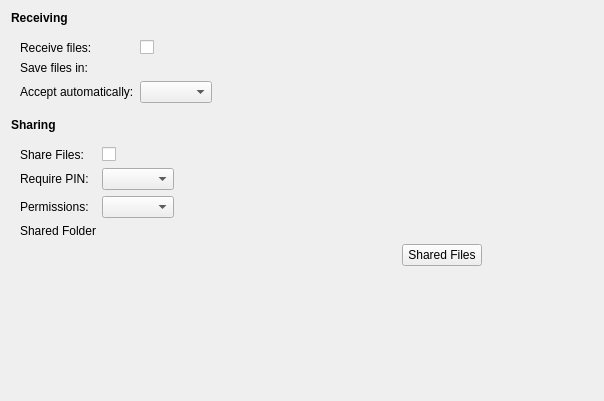
eurolinux-enterprise-linux-sources/bluedevil, file src/src/kcmodule/transfer.ui: the form before one commit.
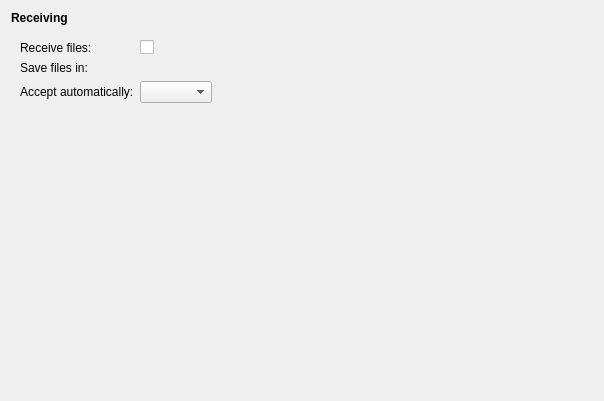
The form after the commit. Custom widgets are drawn as their Qt base class.

What changed in the file:
```diff
--- a/src/src/kcmodule/transfer.ui
+++ b/src/src/kcmodule/transfer.ui
@@ -101,121 +101,6 @@
      </layout>
     </widget>
    </item>
-   <item>
-    <widget class="QLabel" name="label_8">
-     <property name="text">
-      <string>&lt;b&gt;Sharing&lt;/b&gt;</string>
-     </property>
-    </widget>
-   </item>
-   <item>
-    <widget class="QWidget" name="gridWidget" native="true">
-     <layout class="QFormLayout" name="formLayout_2">
-      <property name="fieldGrowthPolicy">
-       <enum>QFormLayout::ExpandingFieldsGrow</enum>
-      </property>
-      <item row="0" column="0">
-       <widget class="QLabel" name="label_4">
-        <property name="text">
-         <string>Share Files:</string>
-        </property>
-        <property name="alignment">
-         <set>Qt::AlignLeading|Qt::AlignLeft|Qt::AlignVCenter</set>
-        </property>
-        <property name="buddy">
-         <cstring>kcfg_shareEnabled</cstring>
-        </property>
-       </widget>
-      </item>
-      <item row="0" column="1">
-       <widget class="QCheckBox" name="kcfg_shareEnabled">
-        <property name="text">
-         <string/>
-        </property>
-       </widget>
-      </item>
-      <item row="1" column="0">
-       <widget class="QLabel" name="label_5">
-        <property name="text">
-         <string>Require PIN:</string>
-        </property>
-        <property name="alignment">
-         <set>Qt::AlignLeading|Qt::AlignLeft|Qt::AlignVCenter</set>
-        </property>
-       </widget>
-      </item>
-      <item row="1" column="1">
-       <widget class="QComboBox" name="kcfg_requirePin"/>
-      </item>
-      <item row="2" column="0">
-       <widget class="QLabel" name="label_6">
-        <property name="text">
-         <string>Permissions:</string>
-        </property>
-        <property name="alignment">
-         <set>Qt::AlignLeading|Qt::AlignLeft|Qt::AlignVCenter</set>
-        </property>
-       </widget>
-      </item>
-      <item row="2" column="1">
-       <widget class="QComboBox" name="kcfg_allowWrite"/>
-      </item>
-      <item row="5" column="1">
-       <layout class="QHBoxLayout" name="horizontalLayout">
-        <item>
-         <spacer name="horizontalSpacer">
-          <property name="orientation">
-           <enum>Qt::Horizontal</enum>
-          </property>
-          <property name="sizeType">
-           <enum>QSizePolicy::Fixed</enum>
-          </property>
-          <property name="sizeHint" stdset="0">
-           <size>
-            <width>300</width>
-            <height>20</height>
-           </size>
-          </property>
-         </spacer>
-        </item>
-        <item>
-         <widget class="KPushButton" name="sharedFiles">
-          <property name="text">
-           <string>Shared Files</string>
-          </property>
-         </widget>
-        </item>
-       </layout>
-      </item>
-      <item row="4" column="1">
-       <widget class="KUrlRequester" name="kcfg_rootFolder">
-        <property name="sizePolicy">
-         <sizepolicy hsizetype="Fixed" vsizetype="Fixed">
-          <horstretch>0</horstretch>
-          <verstretch>0</verstretch>
-         </sizepolicy>
-        </property>
-        <property name="minimumSize">
-         <size>
-          <width>400</width>
-          <height>0</height>
-         </size>
-        </property>
-        <property name="mode">
-         <set>KFile::Directory|KFile::ExistingOnly|KFile::LocalOnly</set>
-        </property>
-       </widget>
-      </item>
-      <item row="4" column="0">
-       <widget class="QLabel" name="label_9">
-        <property name="text">
-         <string>Shared Folder</string>
-        </property>
-       </widget>
-      </item>
-     </layout>
-    </widget>
-   </item>
    <item>
     <spacer name="verticalSpacer">
      <property name="orientation">
@@ -237,11 +122,6 @@
    <extends>QFrame</extends>
    <header>kurlrequester.h</header>
   </customwidget>
-  <customwidget>
-   <class>KPushButton</class>
-   <extends>QPushButton</extends>
-   <header>kpushbutton.h</header>
-  </customwidget>
  </customwidgets>
  <resources/>
  <connections/>
```
